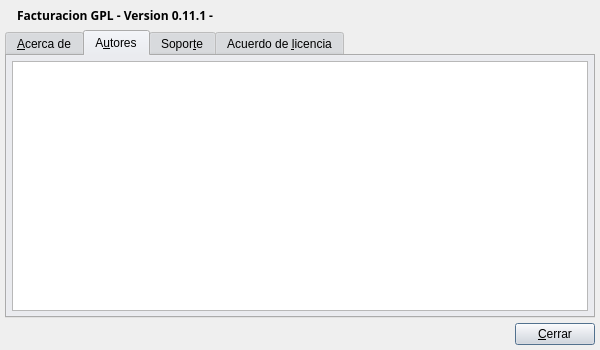
Old version of the form bulmages/bulmafact/src/aboutbase.ui in the repository eboladev/Bulmages-1.
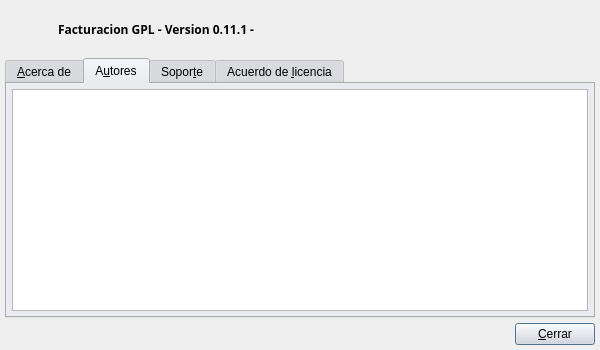
New version of the form. The open tabs and pages were chosen to show the change. Icons and pictures are not drawn.

Patch:
```diff
--- a/bulmages/bulmafact/src/aboutbase.ui
+++ b/bulmages/bulmafact/src/aboutbase.ui
@@ -554,6 +554,18 @@
        </property>
        <item>
         <widget class="QLabel" name="label" >
+         <property name="minimumSize" >
+          <size>
+           <width>48</width>
+           <height>48</height>
+          </size>
+         </property>
+         <property name="maximumSize" >
+          <size>
+           <width>48</width>
+           <height>48</height>
+          </size>
+         </property>
          <property name="text" >
           <string/>
          </property>
@@ -636,6 +648,14 @@
         </layout>
        </widget>
        <widget class="QWidget" name="autores" >
+        <property name="geometry" >
+         <rect>
+          <x>0</x>
+          <y>0</y>
+          <width>512</width>
+          <height>307</height>
+         </rect>
+        </property>
         <attribute name="title" >
          <string>A&amp;utores</string>
         </attribute>
@@ -667,7 +687,8 @@
             <bool>true</bool>
            </property>
            <property name="html" >
-            <string>&lt;html>&lt;head>&lt;meta name="qrichtext" content="1" />&lt;style type="text/css">
+            <string>&lt;!DOCTYPE HTML PUBLIC "-//W3C//DTD HTML 4.0//EN" "http://www.w3.org/TR/REC-html40/strict.dtd">
+&lt;html>&lt;head>&lt;meta name="qrichtext" content="1" />&lt;style type="text/css">
 p, li { white-space: pre-wrap; }
 &lt;/style>&lt;/head>&lt;body style=" font-family:'Sans Serif'; font-size:10pt; font-weight:400; font-style:normal;">
 &lt;p style="-qt-paragraph-type:empty; margin-top:12px; margin-bottom:12px; margin-left:0px; margin-right:0px; -qt-block-indent:0; text-indent:0px; font-size:9pt;">&lt;/p>&lt;/body>&lt;/html></string>
```
Left out of the diff: 123 changed lines with no effect on the pictures.
